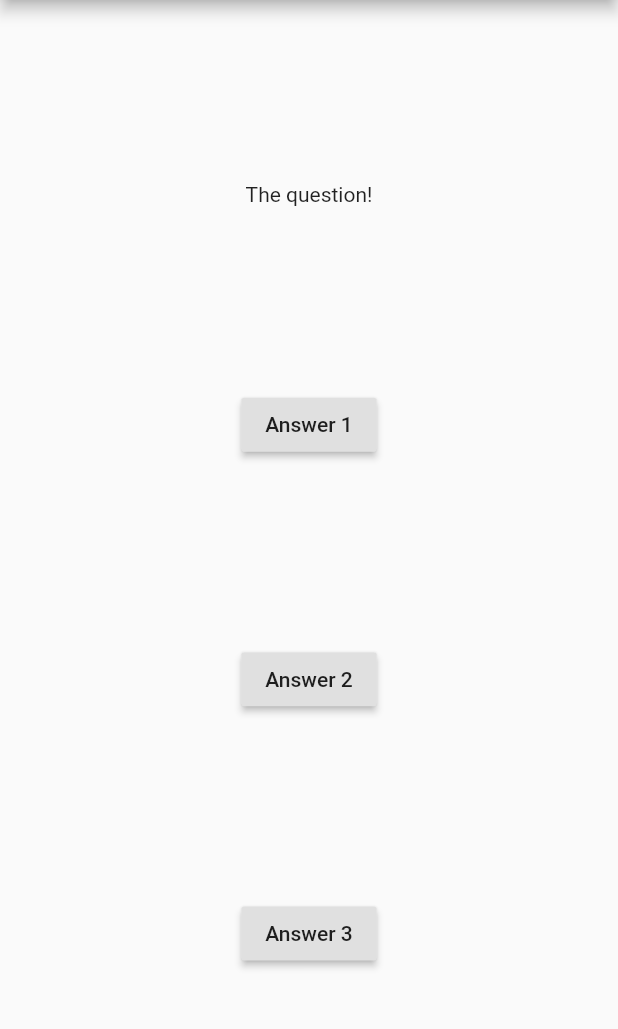
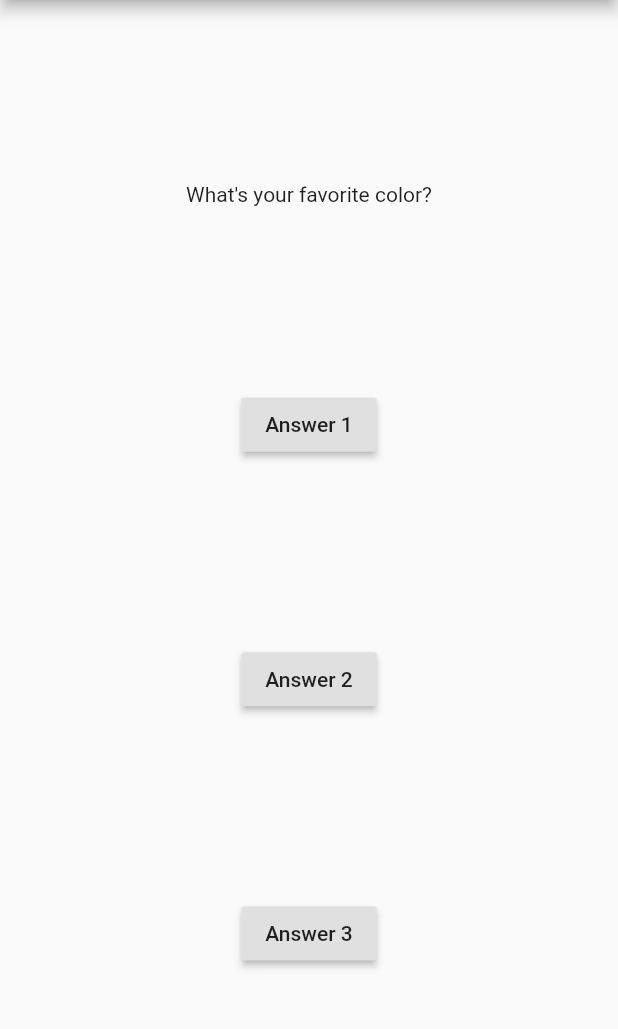
Before and after one commit to kira-on-git/udemy_test_app, a Flutter app: the screen it shows after launch, after a tap on "Answer 1", on a phone screen of 412 x 824 dp, the part 84-1113 px from its top. Run offline on Flutter 3.47's test engine with Material 2 defaults, Android fonts, the phone set to English and light mode, and no system bars.

Commit message:
5 list with questions + index-function added

```diff
--- a/lib/main.dart
+++ b/lib/main.dart
@@ -6,16 +6,18 @@ void main() => runApp(MyApp());
 
 class MyApp extends StatelessWidget {
   //const MyApp({Key? key}) : super(key: key);
+  var questionIndex = 0;
   void answerQuestion() {
-    print('Answer choosen!');
+    questionIndex = questionIndex + 1;
+    print(questionIndex);
   }
 
   @override
   Widget build(BuildContext context) {
-    /*var questions = [
+    var questions = [
       'What\'s your favorite color?',
-      'What\'s your favorite animarl?',
-    ];*/
+      'What\'s your favorite animal?',
+    ];
     return MaterialApp(
       debugShowCheckedModeBanner: false,
       home: Scaffold(
@@ -26,7 +28,7 @@ class MyApp extends StatelessWidget {
           child: Column(
             mainAxisAlignment: MainAxisAlignment.spaceEvenly,
             children: [
-              const Text('The question!'),
+              Text(questions[questionIndex]),
               RaisedButton(onPressed: answerQuestion, child: Text('Answer 1')),
               RaisedButton(
                   onPressed: () => print('Answer 2 choosen!'),
```
